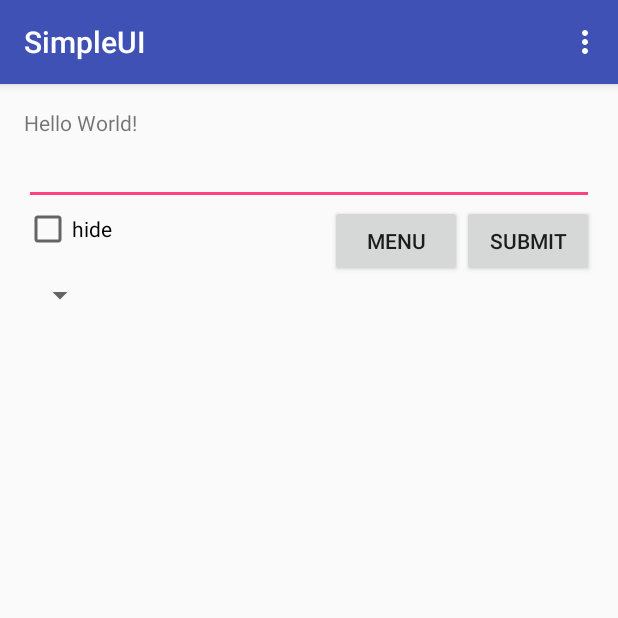
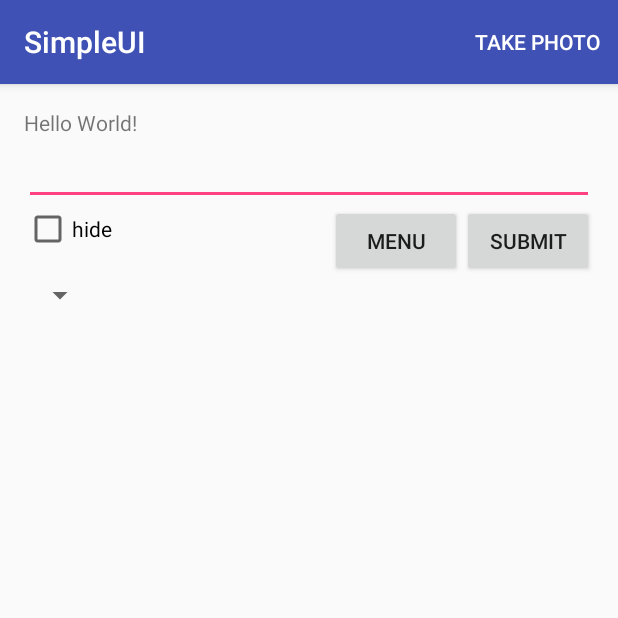
Before and after one commit to risc604/SimpleUI, an Android app: the screen it shows after launch (MainActivity), on a phone screen of 412 x 824 dp, the top half of it. Run offline under Robolectric (Android 15) with nearby library versions, the phone set to English and light mode, and no system bars; libraries missing offline, so code that uses them is left out: com.parse; 7 statements that could not run were skipped.

Commit message:
Set up MainActivity menu.

```diff
--- a/app/src/main/res/menu/menu_main.xml
+++ b/app/src/main/res/menu/menu_main.xml
@@ -3,8 +3,9 @@
     xmlns:app="http://schemas.android.com/apk/res-auto"
     xmlns:tools="http://schemas.android.com/tools"
     tools:context=".MainActivity">
-    <item android:id="@+id/action_take_photo"
-          android:orderInCategory="100"
-          android:title="Take Photo"
-          android:showAsAction="ifRoom"/>
+    <item
+        android:id="@+id/action_take_photo"
+        android:orderInCategory="100"
+        android:title="Take Photo"
+        app:showAsAction="ifRoom"/>
 </menu>
```
Also changed, not shown: 2 other files.
